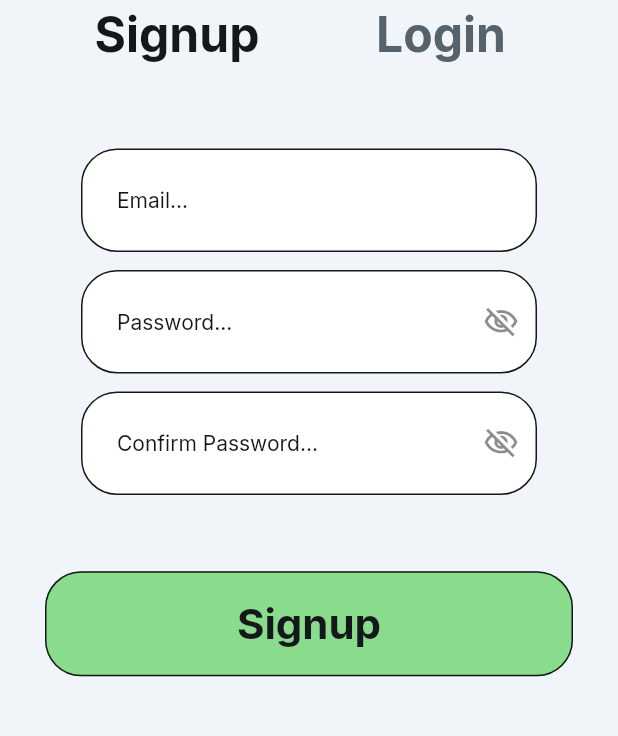
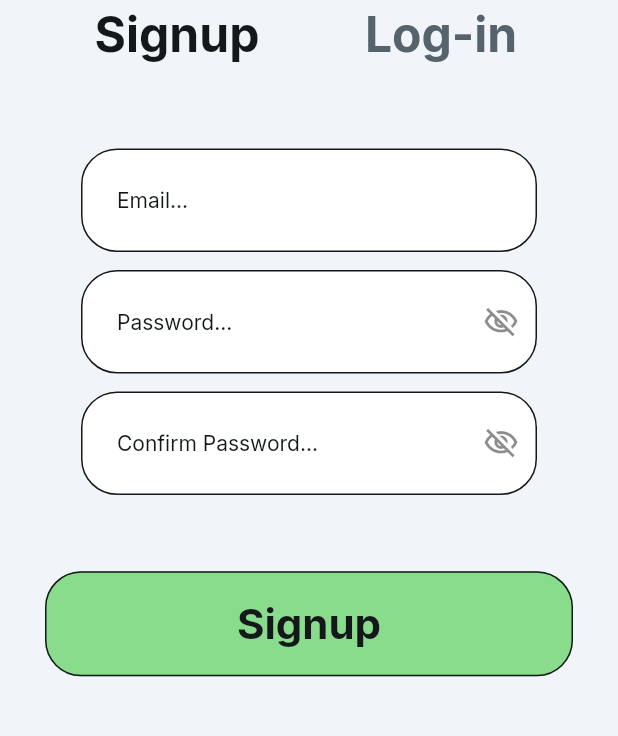
Before and after one commit to annaKann/TodoApp-FlutterFlow, a Flutter app: the screen it shows after launch, on a phone screen of 412 x 824 dp, the part 351-1087 px from its top. Run offline on Flutter 3.47's test engine with Material 3 defaults, Android fonts, the phone set to English and light mode, and no system bars; drawn by our look-alikes of auto_size_text; our stand-ins replace cloud_firestore, easy_debounce, file_picker, firebase_auth, firebase_core, firebase_storage and 13 more; missing offline and left inert: json_path, mime_type; accounts and stored records are empty.

Commit message:
Updating to latest FlutterFlow output.

```diff
--- a/lib/login/login_widget.dart
+++ b/lib/login/login_widget.dart
@@ -153,7 +153,7 @@ class _LoginWidgetState extends State<LoginWidget>
                                   text: 'Signup',
                                 ),
                                 Tab(
-                                  text: 'Login',
+                                  text: 'Log-in',
                                 ),
                               ],
                               controller: _model.tabBarController,
```
